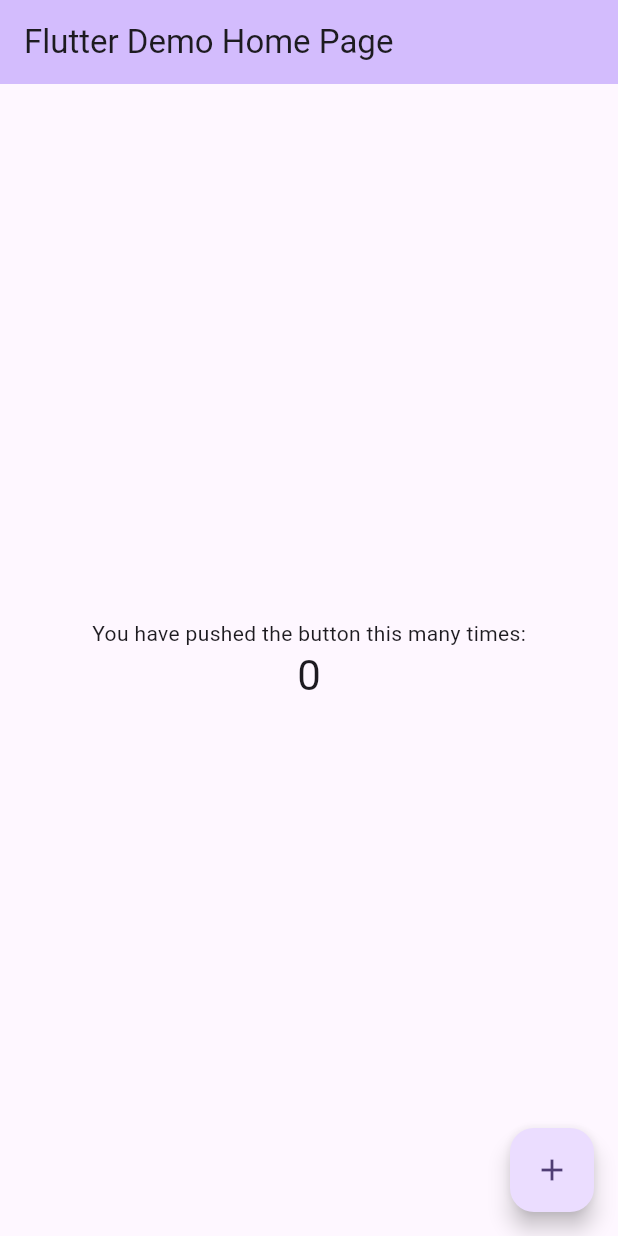
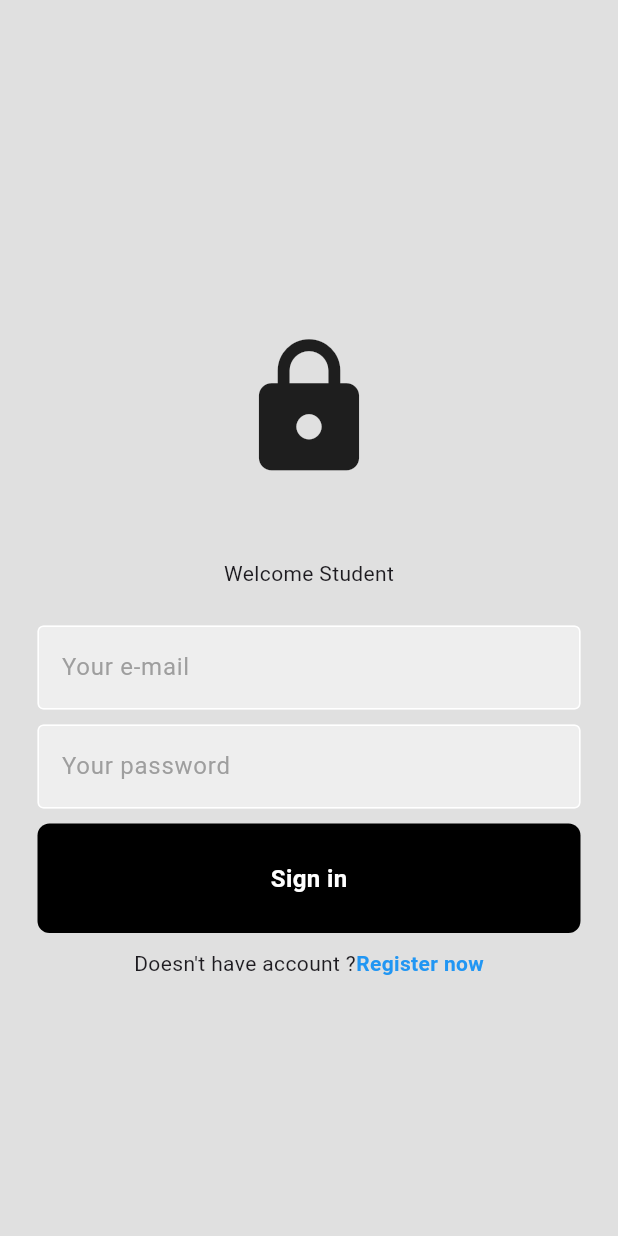
Before and after one commit to ryanoliveir/academic-socialif-flutter, a Flutter app: the screen it shows after launch, on a phone screen of 412 x 824 dp. Run offline on Flutter 3.47's test engine with Material 2 defaults, Android fonts, the phone set to English and light mode, and no system bars.

Commit message:
add: Login page (UI)

```diff
--- /dev/null
+++ b/lib/components/button.dart
@@ -0,0 +1,25 @@
+import 'package:flutter/material.dart';
+
+
+class Button extends StatelessWidget {
+  VoidCallback onTap;
+  final String text;
+
+  Button({
+    required this.onTap,
+    required this.text,
+    super.key
+  });
+
+  @override
+  Widget build(BuildContext context) {
+    return Container(
+      padding: const EdgeInsets.all(25),
+      decoration:  BoxDecoration(
+        color: Colors.black,
+        borderRadius: BorderRadius.circular(8),
+      ),
+      child: Center(child: Text(text, style: const TextStyle(color: Colors.white,fontSize: 16, fontWeight: FontWeight.bold))),
+    );
+  }
+}
--- /dev/null
+++ b/lib/components/input.dart
@@ -0,0 +1,37 @@
+import 'package:flutter/material.dart';
+
+
+
+class Input extends StatelessWidget {
+
+  final TextEditingController controller;
+  final String hintText;
+  final bool isObscureText;
+
+  const Input({
+    required this.controller,
+    required this.hintText,
+    required this.isObscureText,
+    super.key
+  });
+
+  @override
+  Widget build(BuildContext context) {
+    return TextField(
+      controller: controller,
+      obscureText: isObscureText,
+      decoration: InputDecoration(
+        enabledBorder: const OutlineInputBorder(
+          borderSide: BorderSide(color: Colors.white)
+        ),
+        focusedBorder: const OutlineInputBorder(
+          borderSide: BorderSide(color: Colors.white)
+        ),
+        fillColor: Colors.grey[200],
+        filled: true,
+        hintText: hintText,
+        hintStyle: TextStyle(color: Colors.grey[500])
+      ),
+    );
+  }
+}
--- a/lib/main.dart
+++ b/lib/main.dart
@@ -1,4 +1,5 @@
 import 'package:flutter/material.dart';
+import 'package:social_if/screens/login_page.dart';
 
 void main() {
   runApp(const MyApp());
@@ -12,114 +13,11 @@ class MyApp extends StatelessWidget {
   Widget build(BuildContext context) {
     return MaterialApp(
       title: 'Flutter Demo',
+      debugShowCheckedModeBanner: false,
       theme: ThemeData(
-        // This is the theme of your application.
-        //
-        // TRY THIS: Try running your application with "flutter run". You'll see
-        // the application has a blue toolbar. Then, without quitting the app,
-        // try changing the seedColor in the colorScheme below to Colors.green
-        // and then invoke "hot reload" (save your changes or press the "hot
-        // reload" button in a Flutter-supported IDE, or press "r" if you used
-        // the command line to start the app).
-        //
-        // Notice that the counter didn't reset back to zero; the application
-        // state is not lost during the reload. To reset the state, use hot
-        // restart instead.
-        //
-        // This works for code too, not just values: Most code changes can be
-        // tested with just a hot reload.
-        colorScheme: ColorScheme.fromSeed(seedColor: Colors.deepPurple),
         useMaterial3: true,
       ),
-      home: const MyHomePage(title: 'Flutter Demo Home Page'),
+      home: const Login(),
     );
   }
 }
-
-class MyHomePage extends StatefulWidget {
-  const MyHomePage({super.key, required this.title});
-
-  // This widget is the home page of your application. It is stateful, meaning
-  // that it has a State object (defined below) that contains fields that affect
-  // how it looks.
-
-  // This class is the configuration for the state. It holds the values (in this
-  // case the title) provided by the parent (in this case the App widget) and
-  // used by the build method of the State. Fields in a Widget subclass are
-  // always marked "final".
-
-  final String title;
-
-  @override
-  State<MyHomePage> createState() => _MyHomePageState();
-}
-
-class _MyHomePageState extends State<MyHomePage> {
-  int _counter = 0;
-
-  void _incrementCounter() {
-    setState(() {
-      // This call to setState tells the Flutter framework that something has
-      // changed in this State, which causes it to rerun the build method below
-      // so that the display can reflect the updated values. If we changed
-      // _counter without calling setState(), then the build method would not be
-      // called again, and so nothing would appear to happen.
-      _counter++;
-    });
-  }
-
-  @override
-  Widget build(BuildContext context) {
-    // This method is rerun every time setState is called, for instance as done
-    // by the _incrementCounter method above.
-    //
-    // The Flutter framework has been optimized to make rerunning build methods
-    // fast, so that you can just rebuild anything that needs updating rather
-    // than having to individually change instances of widgets.
-    return Scaffold(
-      appBar: AppBar(
-        // TRY THIS: Try changing the color here to a specific color (to
-        // Colors.amber, perhaps?) and trigger a hot reload to see the AppBar
-        // change color while the other colors stay the same.
-        backgroundColor: Theme.of(context).colorScheme.inversePrimary,
-        // Here we take the value from the MyHomePage object that was created by
-        // the App.build method, and use it to set our appbar title.
-        title: Text(widget.title),
-      ),
-      body: Center(
-        // Center is a layout widget. It takes a single child and positions it
-        // in the middle of the parent.
-        child: Column(
-          // Column is also a layout widget. It takes a list of children and
-          // arranges them vertically. By default, it sizes itself to fit its
-          // children horizontally, and tries to be as tall as its parent.
-          //
-          // Column has various properties to control how it sizes itself and
-          // how it positions its children. Here we use mainAxisAlignment to
-          // center the children vertically; the main axis here is the vertical
-          // axis because Columns are vertical (the cross axis would be
-          // horizontal).
-          //
-          // TRY THIS: Invoke "debug painting" (choose the "Toggle Debug Paint"
-          // action in the IDE, or press "p" in the console), to see the
-          // wireframe for each widget.
-          mainAxisAlignment: MainAxisAlignment.center,
-          children: <Widget>[
-            const Text(
-              'You have pushed the button this many times:',
-            ),
-            Text(
-              '$_counter',
-              style: Theme.of(context).textTheme.headlineMedium,
-            ),
-          ],
-        ),
-      ),
-      floatingActionButton: FloatingActionButton(
-        onPressed: _incrementCounter,
-        tooltip: 'Increment',
-        child: const Icon(Icons.add),
-      ), // This trailing comma makes auto-formatting nicer for build methods.
-    );
-  }
-}
--- /dev/null
+++ b/lib/screens/login_page.dart
@@ -0,0 +1,90 @@
+import 'package:flutter/material.dart';
+import 'package:social_if/components/button.dart';
+import 'package:social_if/components/input.dart';
+
+class Login extends StatefulWidget {
+  const Login({super.key});
+
+  @override
+  State<Login> createState() => _LoginState();
+}
+
+class _LoginState extends State<Login> {
+
+
+  final _emailInputController = TextEditingController();
+  final _passwordInputController = TextEditingController();
+
+  @override
+  Widget build(BuildContext context) {
+    return Scaffold(
+      backgroundColor: Colors.grey[300],
+      body: SafeArea(
+        child:  Padding(
+          padding: const EdgeInsets.all(25.0),
+          child: Center(
+            child: Column(
+              mainAxisAlignment: MainAxisAlignment.center,
+              children: [
+
+                const SizedBox(height: 50),
+                //Logo
+                const Icon(Icons.lock, size: 100),
+                // Message
+
+                const SizedBox(height: 50),
+                const Text('Welcome Student'),
+
+                const SizedBox(height: 25),
+                //Logo
+
+
+                Input(
+                  controller: _emailInputController,
+                  hintText: "Your e-mail",
+                  isObscureText: false
+                ),
+
+                const SizedBox(height: 10),
+
+                Input(
+                  controller: _passwordInputController,
+                  hintText: "Your password",
+                  isObscureText: true
+                ),
+
+                const SizedBox(height: 10),
+
+                Button(onTap: (){}, text: 'Sign in'),
+
+                 const SizedBox(height: 10),
+
+                const Row(
+                  mainAxisAlignment: MainAxisAlignment.center,
+                  children: [
+                  Text('Doesn\'t have account ?'),
+                  Text('Register now', style: TextStyle(fontWeight: FontWeight.bold, color: Colors.blue))
+
+                ],)
+
+              ],
+            ),
+          ),
+        ),
+      )
+      // Logo
+
+      // Messsage
+
+      // Email field
+
+      // Password field
+
+
+      // Sign in button
+
+
+      // Register button
+    );
+  }
+}
```
